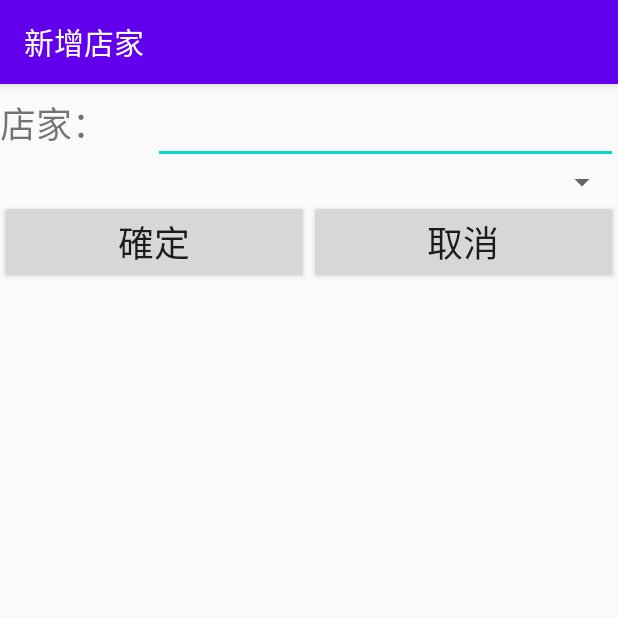
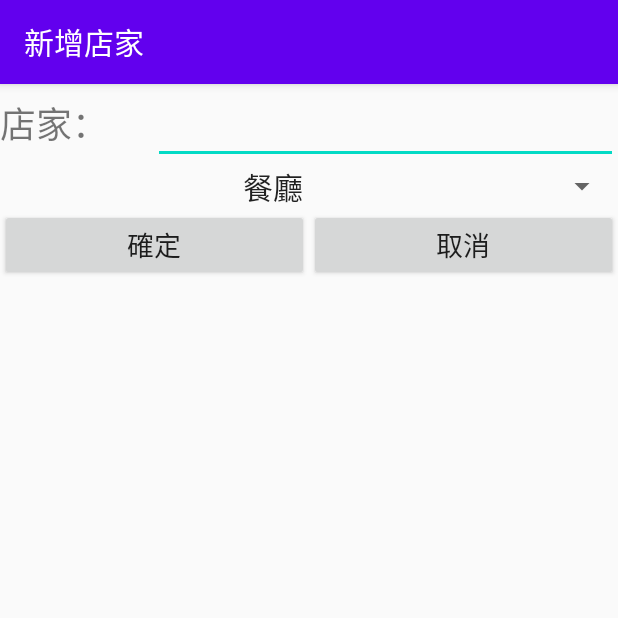
Before and after one commit to Lazurite259/Android_App_1091, an Android app: the screen it shows after launch (MainActivity2), after a tap on "新增店家", on a phone screen of 412 x 824 dp, the top half of it. Run offline under Robolectric (Android 15) with nearby library versions, the phone set to English and light mode, and no system bars.

Commit message:
finish activity2, add new store, update listView

```diff
--- a/P7_1113/app/src/main/java/ncku/geomatics/p7_1113/MainActivity.java
+++ b/P7_1113/app/src/main/java/ncku/geomatics/p7_1113/MainActivity.java
@@ -9,91 +9,122 @@ import android.os.Bundle;
 import android.view.View;
 import android.widget.AdapterView;
 import android.widget.ArrayAdapter;
+import android.widget.Button;
 import android.widget.ListView;
 import android.widget.Spinner;
 import android.widget.TextView;
 
 import java.util.ArrayList;
 import java.util.Arrays;
+import java.util.Calendar;
 
 public class MainActivity extends AppCompatActivity
         implements AdapterView.OnItemClickListener,
-        AdapterView.OnItemLongClickListener, AdapterView.OnItemSelectedListener {
+        AdapterView.OnItemLongClickListener, AdapterView.OnItemSelectedListener, View.OnClickListener {
 
     String[] catalog = {"餐廳", "飲料店", "甜品店"};
     String[] restaurant = {"小妞炒飯", "活力小廚", "新增店家"};
     String[] drinks = {"大苑子", "御私藏", "可不可", "新增店家"};
     String[] desserts = {"大碗公", "黑工號", "新增店家"};
     ArrayAdapter<String> adp;
+    ArrayList<String> alCatalog = new ArrayList<>();
+    ArrayList<String> alNewCatalog = new ArrayList<>();
+    ArrayList<String> alHistory = new ArrayList<>();
+    String choseCatalog;
 
     @Override
     protected void onCreate(Bundle savedInstanceState) {
         super.onCreate(savedInstanceState);
         setContentView(R.layout.activity_main);
 
-        setSpinner(catalog);
+        setSpinner(catalog, R.id.spinnerCatalog);
+        findViewById(R.id.buttonHistory).setOnClickListener(this);
     }
 
     //設定下拉選單
-    public void setSpinner(String[] str) {
+    public void setSpinner(String[] str, int id) {
         ArrayAdapter<String> adp2 = new ArrayAdapter<>(
                 this, R.layout.spinner_item, str);
         adp2.setDropDownViewResource(R.layout.spinner_dropdown_item);
-        ((Spinner) findViewById(R.id.spinnerCatalog)).setAdapter(adp2);
-        ((Spinner) findViewById(R.id.spinnerCatalog)).setOnItemSelectedListener(this);
+        ((Spinner) findViewById(id)).setAdapter(adp2);
+        ((Spinner) findViewById(id)).setOnItemSelectedListener(this);
     }
 
     //設定選單
-    public void setListView(String[] str) {
-        adp = new ArrayAdapter<>(this, android.R.layout.simple_list_item_1, str);
+    public void setListView(ArrayList<String> arrayList) {
+        adp = new ArrayAdapter<>(this, android.R.layout.simple_list_item_1, arrayList);
         ListView lv = findViewById(R.id.listViewStore);
         lv.setAdapter(adp);
         lv.setOnItemClickListener(this);
         lv.setOnItemLongClickListener(this);
     }
 
-    public String[] array(String str){
-        String[] s={};
+    public void arraysToArrayList(ArrayList<String> arrayList, String str) {
+        arrayList.clear();
         switch (str) {
             case "餐廳":
-                s= restaurant;
+                arrayList.addAll(Arrays.asList(restaurant));
                 break;
             case "飲料店":
-                s= drinks;
+                arrayList.addAll(Arrays.asList(drinks));
                 break;
             case "甜品店":
-                s= desserts;
+                arrayList.addAll(Arrays.asList(desserts));
                 break;
         }
-        return s;
+    }
+
+    public void arrayListToArrays(ArrayList<String> arrayList, String str) {
+        switch (str) {
+            case "餐廳":
+                restaurant = arrayList.toArray(new String[0]);
+                break;
+            case "飲料店":
+                drinks = arrayList.toArray(new String[0]);
+                break;
+            case "甜品店":
+                desserts = arrayList.toArray(new String[0]);
+                break;
+        }
     }
 
     @Override
     public void onItemClick(AdapterView<?> parent, View view, int position, long id) {
         Intent it = new Intent();
         String item = ((TextView) view).getText().toString();
-        if (position == array(choseCatalog).length - 1) {
+        arraysToArrayList(alCatalog, choseCatalog);
+        if (position == (alCatalog.size() - 1)) {
             it.setClass(this, MainActivity2.class);
             startActivityForResult(it, 99);
-        }
-        else if(position != array(choseCatalog).length - 1){
+        } else {
+            Calendar calendar=Calendar.getInstance();
+            int year=calendar.get(Calendar.YEAR);
+            int month=calendar.get(Calendar.MONTH);
+            int dayOfMonth=calendar.get(Calendar.DAY_OF_MONTH);
+            int hourOfDay=calendar.get(Calendar.HOUR_OF_DAY);
+            int minute=calendar.get(Calendar.MINUTE);
+            int second=calendar.get(Calendar.SECOND);
+            alHistory.add(item+"  "+year+"/"+month+"/"+dayOfMonth+" "+hourOfDay+":"+minute+":"+second);
             it.setAction(Intent.ACTION_WEB_SEARCH);
             it.putExtra(SearchManager.QUERY, item);
+            startActivity(it);
         }
     }
 
     @Override
     public boolean onItemLongClick(AdapterView<?> parent, View view, int position, long id) {
-        array(choseCatalog)[position].isEmpty();
+        arraysToArrayList(alCatalog, choseCatalog);
+        alCatalog.remove(position);
+        arrayListToArrays(alCatalog, choseCatalog);
         adp.notifyDataSetChanged();
         return true;
     }
 
-    String choseCatalog;
     @Override
     public void onItemSelected(AdapterView<?> parent, View view, int position, long id) {
         choseCatalog = ((TextView) view).getText().toString();
-        setListView(array(choseCatalog));
+        arraysToArrayList(alCatalog, choseCatalog);
+        setListView(alCatalog);
     }
 
     @Override
@@ -106,13 +137,26 @@ public class MainActivity extends AppCompatActivity
         super.onActivityResult(requestCode, resultCode, data);
         if (requestCode == 99 && resultCode == RESULT_OK) {
             String getStore = null;
-            String getCatalog=null;
+            String getCatalog = null;
             if (data != null) {
-                getCatalog=data.getStringExtra("catalog");
+                getCatalog = data.getStringExtra("catalog");
                 getStore = data.getStringExtra("content");
             }
-            array(getCatalog)[array(getCatalog).length-1]=getStore;
-            adp.notifyDataSetChanged();
+            arraysToArrayList(alNewCatalog, getCatalog);
+            alNewCatalog.add(alNewCatalog.size() - 1, getStore);
+            arrayListToArrays(alNewCatalog, getCatalog);
+            if (getCatalog.equals(choseCatalog)) {
+                //arraysToArrayList(alNewCatalog, getCatalog);
+                setListView(alNewCatalog);
+            }
         }
     }
+
+    @Override
+    public void onClick(View v) {
+//        Intent it3 = new Intent();
+//        it3.setClass(this, MainActivity3.class);
+//        it3.putExtra("history", alHistory);
+//        startActivity(it3);
+    }
 }
--- a/P7_1113/app/src/main/java/ncku/geomatics/p7_1113/MainActivity2.java
+++ b/P7_1113/app/src/main/java/ncku/geomatics/p7_1113/MainActivity2.java
@@ -13,7 +13,8 @@ import android.widget.Spinner;
 import android.widget.TextView;
 
 public class MainActivity2 extends AppCompatActivity
-        implements View.OnClickListener, AdapterView.OnItemSelectedListener {
+        implements View.OnClickListener,
+        AdapterView.OnItemSelectedListener {
 
     String[] catalog = {"餐廳", "飲料店", "甜品店"};
     String textCatalog;
@@ -26,16 +27,16 @@ public class MainActivity2 extends AppCompatActivity
 
         findViewById(R.id.buttonEnter).setOnClickListener(this);
         findViewById(R.id.buttonCancel).setOnClickListener(this);
-        setSpinner(catalog);
+        setSpinner(catalog, R.id.spinnerChoseCatelog);
     }
 
     //設定下拉選單
-    public void setSpinner(String[] str) {
+    public void setSpinner(String[] str, int id) {
         ArrayAdapter<String> adp2 = new ArrayAdapter<>(
                 this, R.layout.spinner_item, str);
         adp2.setDropDownViewResource(R.layout.spinner_dropdown_item);
-        ((Spinner) findViewById(R.id.spinnerCatalog)).setAdapter(adp2);
-        ((Spinner) findViewById(R.id.spinnerCatalog)).setOnItemSelectedListener(this);
+        ((Spinner) findViewById(id)).setAdapter(adp2);
+        ((Spinner) findViewById(id)).setOnItemSelectedListener(this);
     }
 
     @Override
--- a/P7_1113/app/src/main/res/layout/activity_main.xml
+++ b/P7_1113/app/src/main/res/layout/activity_main.xml
@@ -22,5 +22,5 @@
         android:layout_width="match_parent"
         android:layout_height="wrap_content"
         android:text="歷史紀錄"
-        android:textSize="24sp" />
+        android:textSize="18sp" />
 </LinearLayout>
--- a/P7_1113/app/src/main/res/layout/activity_main2.xml
+++ b/P7_1113/app/src/main/res/layout/activity_main2.xml
@@ -46,7 +46,7 @@
             android:layout_height="wrap_content"
             android:layout_weight="1"
             android:text="確定"
-            android:textSize="24sp" />
+            android:textSize="18sp" />
 
         <Button
             android:id="@+id/buttonCancel"
@@ -54,6 +54,6 @@
             android:layout_height="wrap_content"
             android:layout_weight="1"
             android:text="取消"
-            android:textSize="24sp" />
+            android:textSize="18sp" />
     </LinearLayout>
 </LinearLayout>
--- a/P7_1113/app/src/main/res/layout/activity_main3.xml
+++ b/P7_1113/app/src/main/res/layout/activity_main3.xml
@@ -28,5 +28,6 @@
         android:id="@+id/buttonReturn"
         android:layout_width="match_parent"
         android:layout_height="wrap_content"
-        android:text="返回" />
+        android:text="返回"
+        android:textSize="18sp" />
 </LinearLayout>
```
Also changed, not shown: P7_1113/app/src/main/java/ncku/geomatics/p7_1113/MainActivity3.java (+26 -1 lines).
